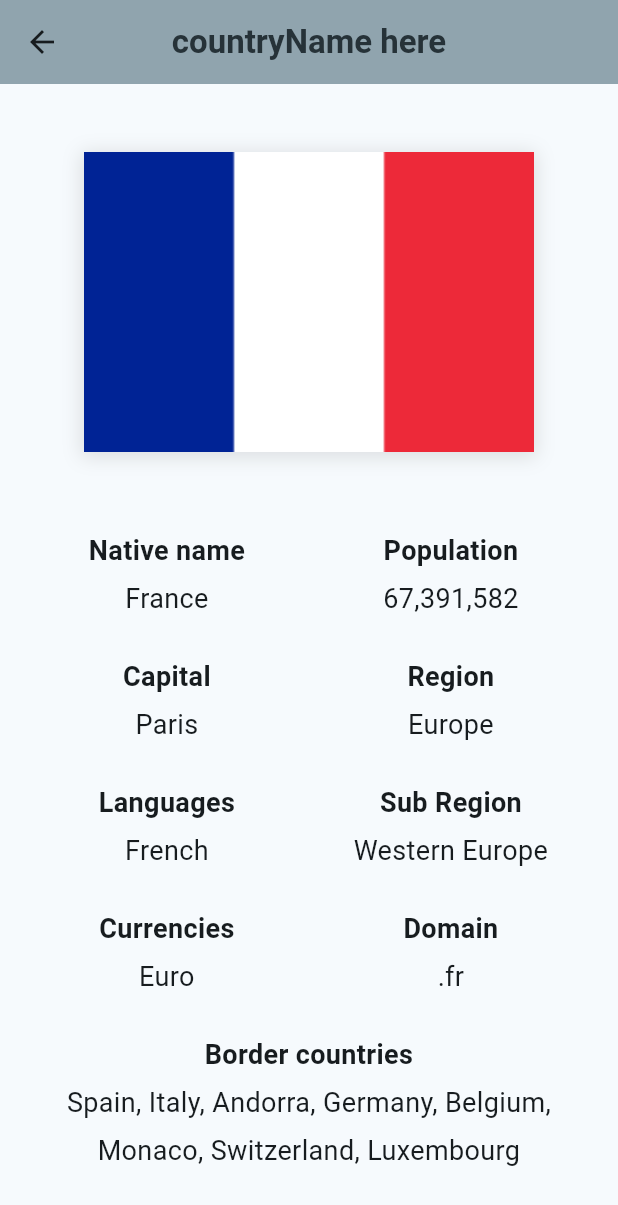
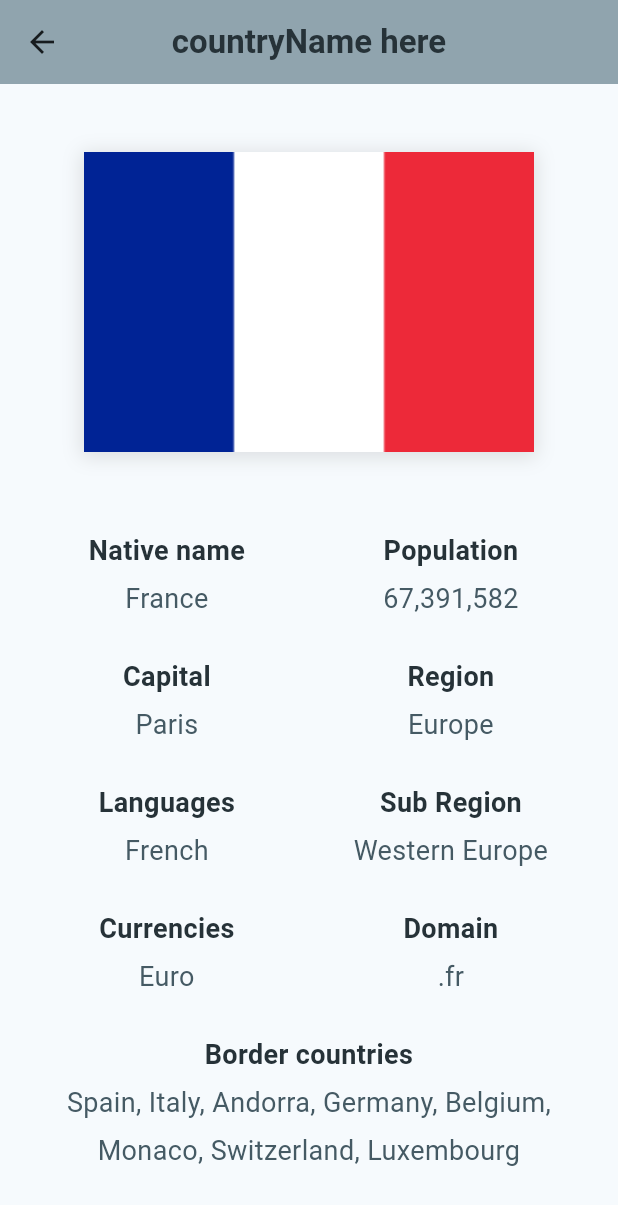
Before and after one commit to anastasiiaal/api_app_flutter, a Flutter app: the CountryPage screen opened directly, on a phone screen of 412 x 824 dp. Shown: the top 1205 px of the screen. Run offline on Flutter 3.47's test engine with Material 3 defaults, Android fonts, the phone set to English and light mode, and no system bars.

Commit message:
bgc to country page

```diff
--- a/lib/ui/country_page.dart
+++ b/lib/ui/country_page.dart
@@ -18,6 +18,7 @@ class CountryPageState extends State<CountryPage> {
     double columnWidth = containerWidth / 2 - 5;
 
     return Scaffold(
+      backgroundColor: Colors.blueGrey[30],
       appBar: AppBar(
         backgroundColor: Colors.blueGrey[300],
         title: Text('countryName here', style: TextStyle(fontWeight: FontWeight.bold, color: Colors.blueGrey[900])),
--- a/lib/widgets/simple_text_widget.dart
+++ b/lib/widgets/simple_text_widget.dart
@@ -14,7 +14,7 @@ class SimpleText extends StatelessWidget {
       child: Text(
           text,
           textAlign: TextAlign.center,
-          style: const TextStyle(fontSize: 18, height: 1.8)
+          style: TextStyle(fontSize: 18, height: 1.8, color: Colors.blueGrey[700])
       ),
     );
   }
--- a/lib/widgets/title_widget.dart
+++ b/lib/widgets/title_widget.dart
@@ -14,7 +14,7 @@ class SmallTitle extends StatelessWidget {
         child: Text(
             text,
             textAlign: TextAlign.center,
-            style: const TextStyle(fontSize: 18, height: 1.8, fontWeight: FontWeight.bold)
+            style: TextStyle(fontSize: 18, height: 1.8, fontWeight: FontWeight.bold, color: Colors.blueGrey[900])
         ),
       );
   }
```
